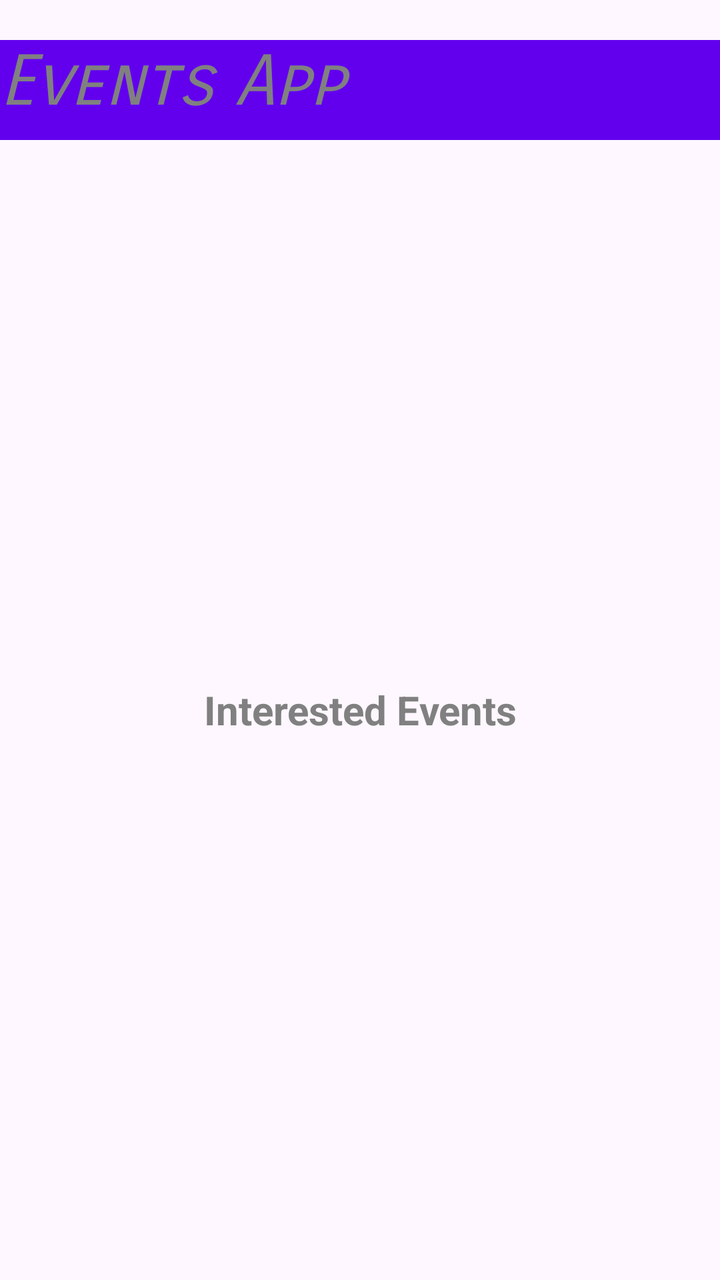
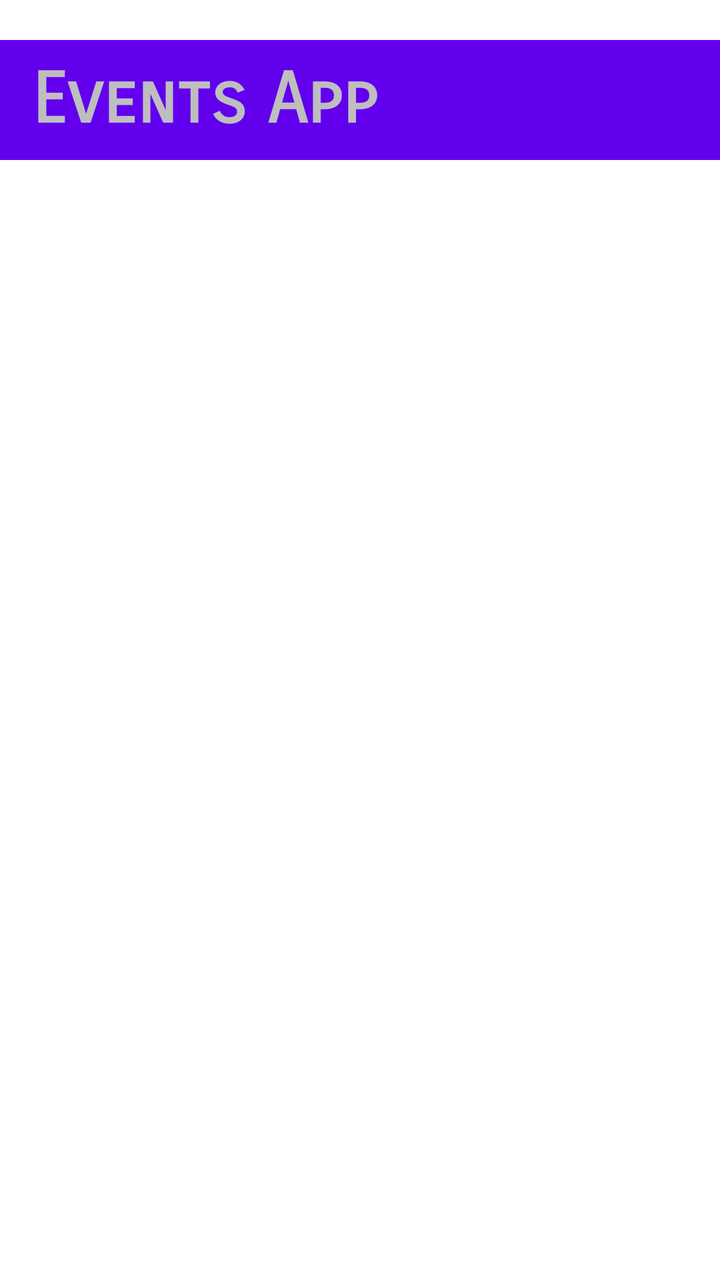

Compare the two renders of this Android layout. The source of the first and the diff that turns it into the second are given below.
<!-- AndroidManifest.xml: application theme Theme.EventsApp -->
<!-- res/layout/activity_interested_events.xml -->
<?xml version="1.0" encoding="utf-8"?>
<LinearLayout xmlns:android="http://schemas.android.com/apk/res/android"
    xmlns:app="http://schemas.android.com/apk/res-auto"
    xmlns:tools="http://schemas.android.com/tools"
    android:id="@+id/id_interested_activity"
    android:layout_width="match_parent"
    android:layout_height="match_parent"
    android:orientation="vertical"
    tools:context=".InterestedEventsActivity"
    >
    <include layout="@layout/header"></include>

    <TextView
        android:id="@+id/id_interested_events"
        android:layout_width="match_parent"
        android:layout_height="match_parent"
        android:gravity="center"
        android:text="@string/interested_events"
        android:textColor="@color/siva"
        android:textStyle="bold"
        android:textSize="20sp"
        >
    </TextView>

</LinearLayout>
<!-- res/layout/header.xml (included above) -->
<?xml version="1.0" encoding="utf-8"?>
<LinearLayout
    xmlns:android="http://schemas.android.com/apk/res/android"
    xmlns:app="http://schemas.android.com/apk/res-auto"
    android:id="@+id/header"
    android:layout_width="match_parent"
    android:layout_height="50dp"
    android:background="@color/ljubicasta_tamnija"
    android:orientation="horizontal"
    android:layout_marginTop="20dp"
    >

    <TextView
        android:layout_height="match_parent"
        android:layout_width="match_parent"
        android:text="@string/app_name"
        android:textColor="@color/siva"
        android:textSize="35sp"
        android:fontFamily="sans-serif-smallcaps"
        android:textStyle="italic"
        android:gravity="left"

        />



</LinearLayout>
<!-- resources referenced by this layout -->
<resources>
  <color name="ljubicasta_tamnija">#FF6200EE</color>
  <color name="siva">#808080</color>
  <string name="app_name">Events App</string>
  <string name="interested_events">Interested Events</string>
  <style name="Theme.EventsApp" parent="Base.Theme.EventsApp" />
  <style name="Base.Theme.EventsApp" parent="Theme.Material3.DayNight.NoActionBar">
          
          
      </style>
</resources>

<!-- the commit's change to res/layout/activity_interested_events.xml (unified diff, before → after) -->
@@ -1,26 +1,39 @@
 <?xml version="1.0" encoding="utf-8"?>
 <LinearLayout xmlns:android="http://schemas.android.com/apk/res/android"
-    xmlns:app="http://schemas.android.com/apk/res-auto"
     xmlns:tools="http://schemas.android.com/tools"
     android:id="@+id/id_interested_activity"
     android:layout_width="match_parent"
     android:layout_height="match_parent"
     android:orientation="vertical"
-    tools:context=".InterestedEventsActivity"
-    >
-    <include layout="@layout/header"></include>
+    android:background="@color/white"
+    tools:context=".InterestedEventsActivity">
 
-    <TextView
-        android:id="@+id/id_interested_events"
+    <include layout="@layout/header" />
+
+    <FrameLayout
         android:layout_width="match_parent"
-        android:layout_height="match_parent"
-        android:gravity="center"
-        android:text="@string/interested_events"
-        android:textColor="@color/siva"
-        android:textStyle="bold"
-        android:textSize="20sp"
-        >
-    </TextView>
+        android:layout_height="match_parent">
+
+        <TextView
+            android:id="@+id/id_interested_events_empty"
+            android:layout_width="match_parent"
+            android:layout_height="wrap_content"
+            android:layout_gravity="center"
+            android:gravity="center"
+            android:text="@string/interested_events"
+            android:textColor="@color/siva"
+            android:textStyle="bold"
+            android:textSize="20sp"
+            android:visibility="gone" />
+
+        <androidx.recyclerview.widget.RecyclerView
+            android:id="@+id/rv_interested_events"
+            android:layout_width="match_parent"
+            android:layout_height="match_parent"
+            android:padding="8dp"
+            android:scrollbars="vertical" />
+
+    </FrameLayout>
 
 </LinearLayout>
 <!-- res/layout/header.xml (included above) -->
@@ -28,24 +41,25 @@
 <LinearLayout
     xmlns:android="http://schemas.android.com/apk/res/android"
     xmlns:app="http://schemas.android.com/apk/res-auto"
+    xmlns:tools="http://schemas.android.com/tools"
     android:id="@+id/header"
     android:layout_width="match_parent"
-    android:layout_height="50dp"
+    android:layout_height="60dp"
     android:background="@color/ljubicasta_tamnija"
     android:orientation="horizontal"
+    android:paddingStart="16dp"
     android:layout_marginTop="20dp"
-    >
+    tools:ignore="RtlSymmetry">
 
     <TextView
-        android:layout_height="match_parent"
-        android:layout_width="match_parent"
+        android:layout_height="wrap_content"
+        android:layout_width="wrap_content"
         android:text="@string/app_name"
-        android:textColor="@color/siva"
+        android:textColor="@color/siva_svetlija"
         android:textSize="35sp"
         android:fontFamily="sans-serif-smallcaps"
-        android:textStyle="italic"
-        android:gravity="left"
-
+        android:textStyle="bold"
+        android:layout_gravity="center_vertical"
         />
 
 
<!-- resource entries referenced after the edit -->
@@ -2,6 +2,8 @@
 <resources>
   <color name="ljubicasta_tamnija">#FF6200EE</color>
   <color name="siva">#808080</color>
+  <color name="siva_svetlija">#BEBEBE</color>
+  <color name="white">#FFFFFFFF</color>
   <string name="app_name">Events App</string>
   <string name="interested_events">Interested Events</string>
   <style name="Theme.EventsApp" parent="Base.Theme.EventsApp" />
